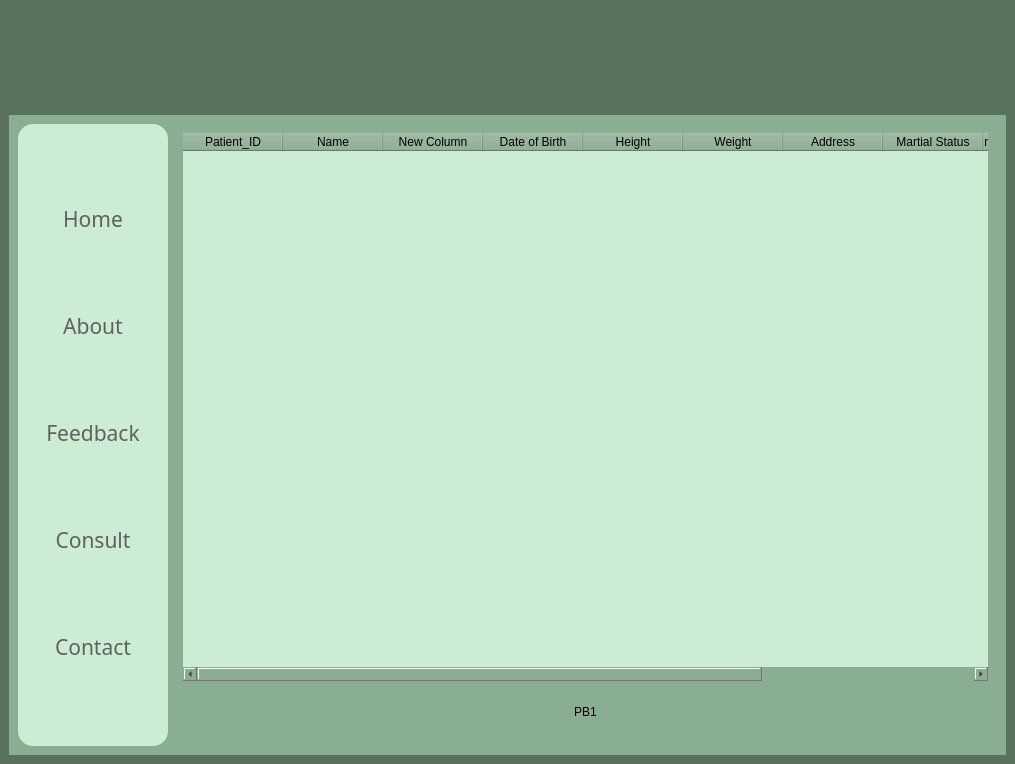
Before: the Qt Designer form staff_logged_in.ui in srishtiigautam/restorehealth, drawn with Qt 5.
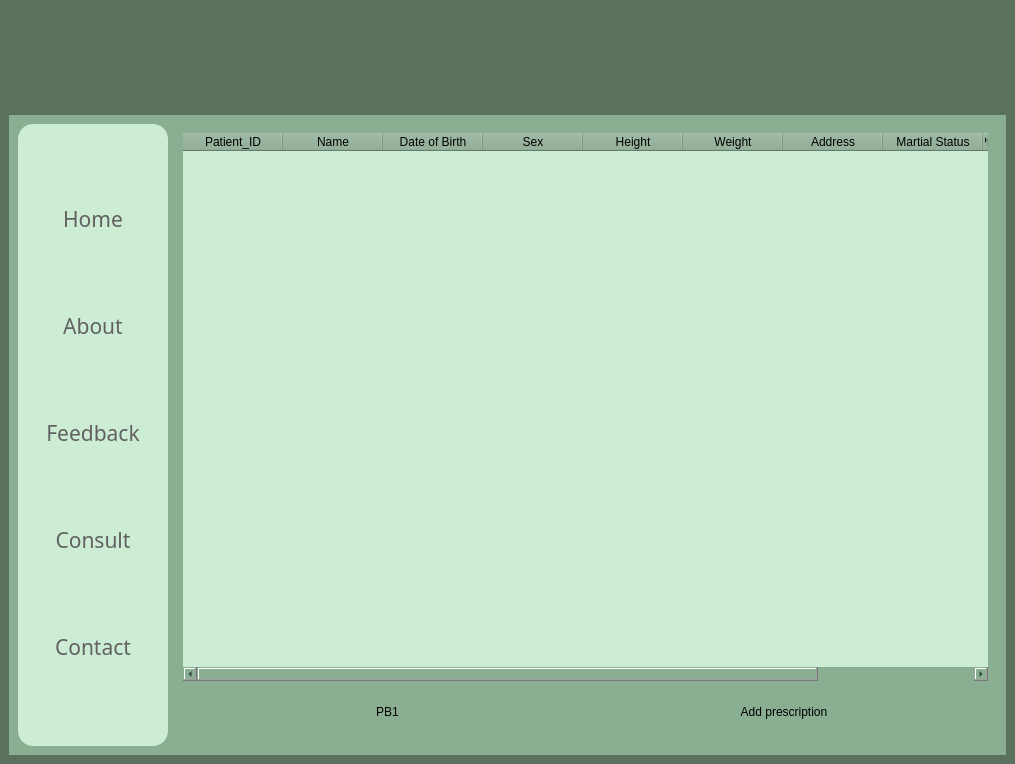
After: the same form once the commit is applied. Icons and pictures are not drawn.

Patch:
```diff
--- a/staff_logged_in.ui
+++ b/staff_logged_in.ui
@@ -400,11 +400,17 @@
 	background-color: rgb(204, 236, 211);
 }</string>
              </property>
+             <property name="sizeAdjustPolicy">
+              <enum>QAbstractScrollArea::AdjustToContents</enum>
+             </property>
+             <property name="editTriggers">
+              <set>QAbstractItemView::NoEditTriggers</set>
+             </property>
              <property name="rowCount">
               <number>0</number>
              </property>
              <property name="columnCount">
-              <number>11</number>
+              <number>10</number>
              </property>
              <column>
               <property name="text">
@@ -416,16 +422,16 @@
                <string>Name</string>
               </property>
              </column>
-             <column>
-              <property name="text">
-               <string>New Column</string>
-              </property>
-             </column>
              <column>
               <property name="text">
                <string>Date of Birth</string>
               </property>
              </column>
+             <column>
+              <property name="text">
+               <string>Sex</string>
+              </property>
+             </column>
              <column>
               <property name="text">
                <string>Height</string>
@@ -455,12 +461,7 @@
              </column>
              <column>
               <property name="text">
-               <string>Similar_illness_in past</string>
-              </property>
-             </column>
-             <column>
-              <property name="text">
-               <string>Similar illness in past</string>
+               <string>Previous Medication</string>
               </property>
              </column>
              <column/>
@@ -480,7 +481,7 @@
              <property name="frameShadow">
               <enum>QFrame::Raised</enum>
              </property>
-             <layout class="QVBoxLayout" name="verticalLayout_4">
+             <layout class="QHBoxLayout" name="horizontalLayout_4">
               <item>
                <widget class="QPushButton" name="pushButton">
                 <property name="text">
@@ -488,6 +489,13 @@
                 </property>
                </widget>
               </item>
+              <item>
+               <widget class="QPushButton" name="pushButton_3">
+                <property name="text">
+                 <string>Add prescription</string>
+                </property>
+               </widget>
+              </item>
              </layout>
             </widget>
            </item>
```
